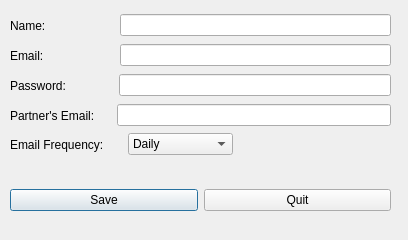
Old version of the form gui/settings_dialog.ui in the repository brandorags/KeepInChecker-Python.
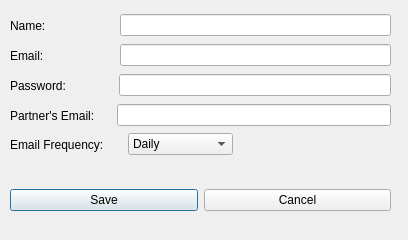
New version of the form.

Diff of the .ui file:
```diff
--- a/gui/settings_dialog.ui
+++ b/gui/settings_dialog.ui
@@ -199,7 +199,7 @@
        <cursorShape>PointingHandCursor</cursorShape>
       </property>
       <property name="text">
-       <string>Quit</string>
+       <string>Cancel</string>
       </property>
      </widget>
     </item>
```
Left out of the diff: 4 changed lines with no effect on the pictures.
